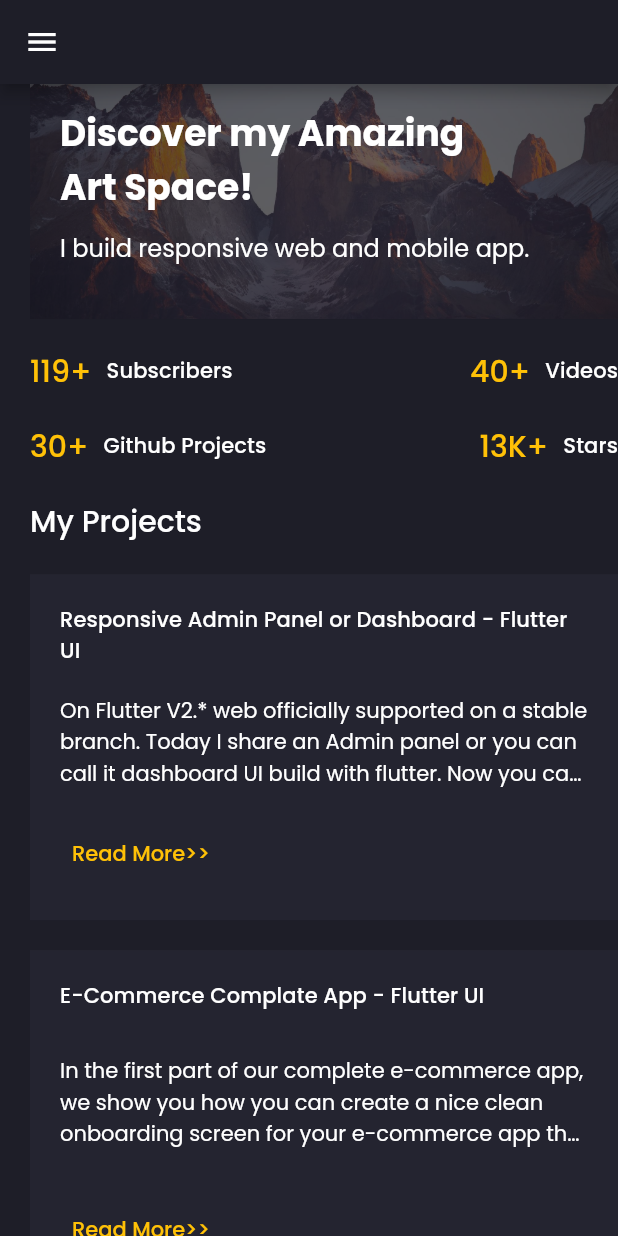
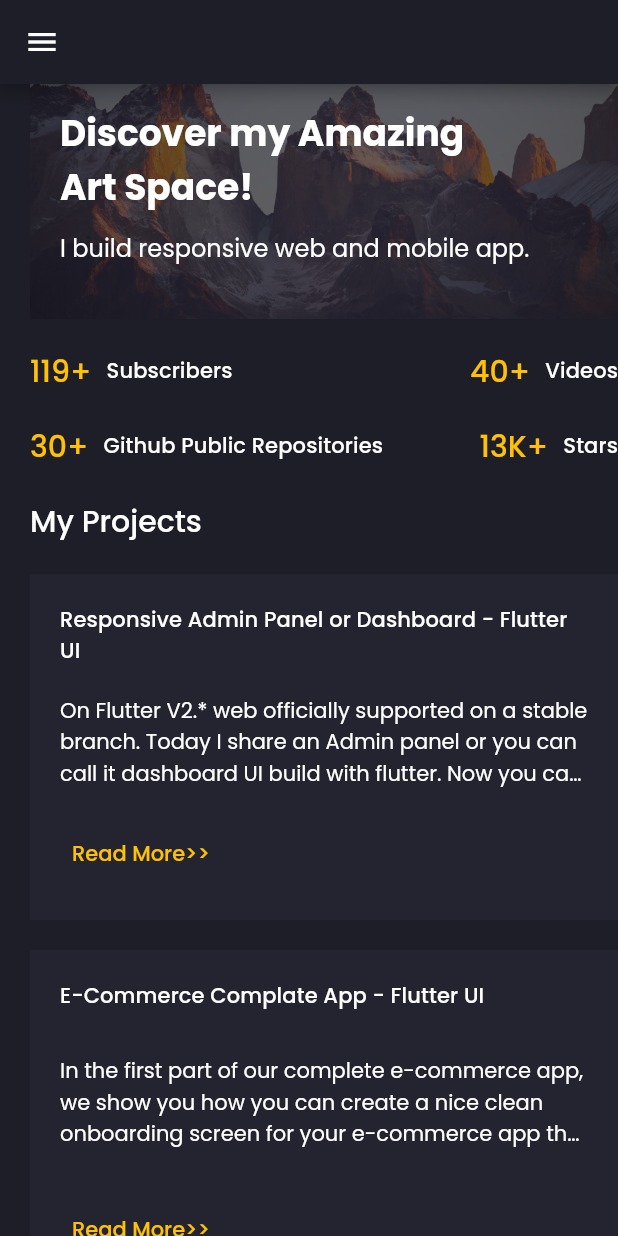
Before and after one commit to 14h4i/portfolio, a Flutter app: the screen it shows after launch, on a phone screen of 412 x 824 dp. Run offline on Flutter 3.47's test engine with Material 2 defaults, Android fonts, the phone set to English and light mode, and no system bars; drawn by our look-alikes of animated_text_kit; our stand-ins replace flutter_svg, google_fonts.

Commit message:
UPDATE: Home page

```diff
--- a/lib/modules/home/pages/home_page.dart
+++ b/lib/modules/home/pages/home_page.dart
@@ -3,7 +3,7 @@ import 'package:portfolio/modules/dashboard/pages/dashboard_page.dart';
 import 'package:portfolio/modules/home/widgets/high_lights_info.dart';
 import 'package:portfolio/modules/home/widgets/home_banner.dart';
 import 'package:portfolio/modules/home/widgets/my_projects.dart';
-import 'package:portfolio/modules/home/widgets/recommendations.dart';
+// import 'package:portfolio/modules/home/widgets/recommendations.dart';
 
 class HomePage extends StatelessWidget {
   const HomePage({Key? key}) : super(key: key);
@@ -15,7 +15,7 @@ class HomePage extends StatelessWidget {
         HomeBanner(),
         HighLightsInfo(),
         MyProjects(),
-        Recommendations(),
+        // Recommendations(),
       ],
     );
   }
--- a/lib/modules/home/widgets/animated_text.dart
+++ b/lib/modules/home/widgets/animated_text.dart
@@ -1,6 +1,7 @@
 import 'package:animated_text_kit/animated_text_kit.dart';
 import 'package:flutter/material.dart';
 import 'package:portfolio/utils/constant_utils.dart';
+import 'package:portfolio/utils/info_utils.dart';
 
 class AnimatedText extends StatelessWidget {
   const AnimatedText({
@@ -11,19 +12,21 @@ class AnimatedText extends StatelessWidget {
   Widget build(BuildContext context) {
     return AnimatedTextKit(
       animatedTexts: [
-        TyperAnimatedText(
-          "responsive web and mobile app.",
-          speed: ConstantUtils.speedTyperAnimatedText,
-        ),
-        TyperAnimatedText(
-          "complete e-Commerce app UI.",
-          speed: ConstantUtils.speedTyperAnimatedText,
-        ),
-        TyperAnimatedText(
-          "Chat app with dark and light theme.",
-          speed: ConstantUtils.speedTyperAnimatedText,
-        ),
+        ..._buildAnimatedTexts(),
       ],
     );
   }
+
+  List<TyperAnimatedText> _buildAnimatedTexts() {
+    List<TyperAnimatedText> list = [];
+    for (int i = 0; i < InfoUtils.animatedTexts.length; i++) {
+      list.add(
+        TyperAnimatedText(
+          InfoUtils.animatedTexts.elementAt(i),
+          speed: ConstantUtils.speedTyperAnimatedText,
+        ),
+      );
+    }
+    return list;
+  }
 }
--- a/lib/modules/home/widgets/high_lights_info.dart
+++ b/lib/modules/home/widgets/high_lights_info.dart
@@ -45,7 +45,7 @@ class HighLightsInfo extends StatelessWidget {
                         value: 30,
                         text: '+',
                       ),
-                      label: 'Github Projects',
+                      label: 'Github Public Repositories',
                     ),
                     HighLight(
                       counter: AnimatedCouter(
@@ -80,7 +80,7 @@ class HighLightsInfo extends StatelessWidget {
                     value: 30,
                     text: '+',
                   ),
-                  label: 'Github Projects',
+                  label: 'Github Public Repositories',
                 ),
                 HighLight(
                   counter: AnimatedCouter(
--- a/lib/utils/info_utils.dart
+++ b/lib/utils/info_utils.dart
@@ -1,9 +1,12 @@
 class InfoUtils {
   static const String name = 'Pham Gia Khai';
   static const String position = 'Junior Flutter Developer';
-  static const String residence = 'Viet Nam';
-  static const String city = 'Ho Chi Minh';
-  static const String age = '21';
+
+  static const Map<String, String> infos = {
+    'Country': 'Viet Nam',
+    'City': 'Ho Chi Minh',
+    'Age': '21',
+  };
 
   static const Map<String, double> skills = {
     'Flutter': 0.7,
@@ -25,4 +28,10 @@ class InfoUtils {
     'Nodejs ,Cloud Functions',
     'java Servlet, JSP',
   ];
+
+  static const List<String> animatedTexts = [
+    'responsive web and mobile app.',
+    'complete e-Commerce app UI.',
+    'Chat app with dark and light theme.',
+  ];
 }
```
Also changed, not shown: lib/modules/dashboard/widgets/side_menu.dart (+14 -12 lines).
